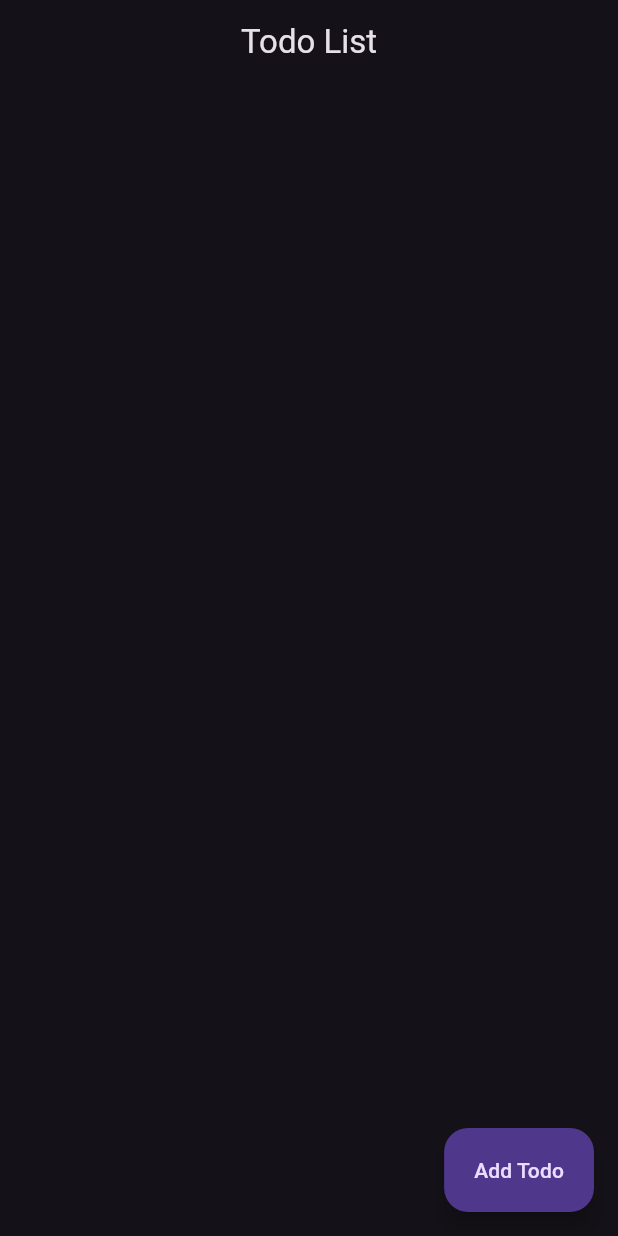
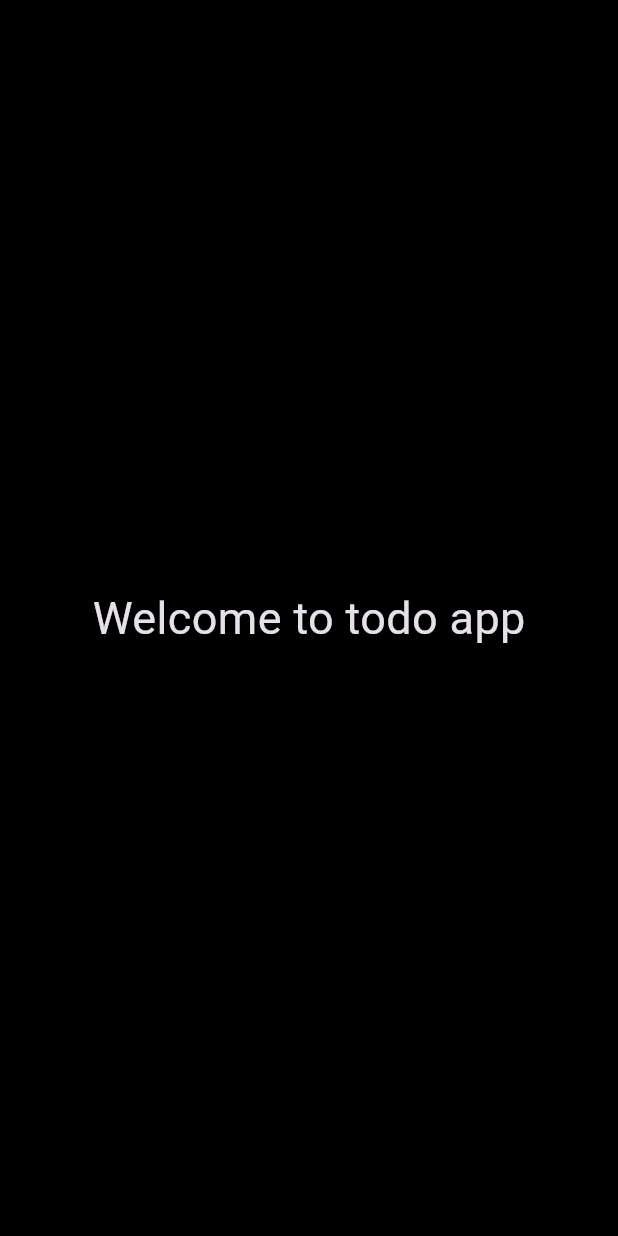
Before and after one commit to ajayrana78767/Todo-app--CRUD-, a Flutter app: the first screen one second after launch, on a phone screen of 412 x 824 dp. Run offline on Flutter 3.47's test engine with Material 3 defaults, Android fonts, the phone set to English and light mode, and no system bars; missing offline and left inert: dart:js, dart:js_util.

```diff
--- a/lib/main.dart
+++ b/lib/main.dart
@@ -1,7 +1,14 @@
+import 'dart:async';
+
 import 'package:flutter/material.dart';
 import 'package:todo_app/screens/todo_list.dart';
+//import 'package:todo_app/screens/todo_list.dart';
+
+//import 'package:flutter_native_splash/flutter_native_splash.dart';
 
 void main() {
+  // WidgetsBinding widgetsBinding = WidgetsFlutterBinding.ensureInitialized();
+  // FlutterNativeSplash.preserve(widgetsBinding: widgetsBinding);
   runApp(const MyApp());
 }
 
@@ -12,8 +19,41 @@ class MyApp extends StatelessWidget {
   Widget build(BuildContext context) {
     return MaterialApp(
       debugShowCheckedModeBanner: false,
-      home: const LodoListPage(),
+      home: const SplashScreen(),
       theme: ThemeData.dark(),
     );
   }
 }
+
+class SplashScreen extends StatefulWidget {
+  const SplashScreen({super.key});
+
+  @override
+  State<SplashScreen> createState() => _SplashScreenState();
+}
+
+class _SplashScreenState extends State<SplashScreen> {
+  void initState() {
+    // TODO: implement initState
+    super.initState();
+    Timer(const Duration(seconds: 3), () {
+      Navigator.pushReplacement(
+          context,
+          MaterialPageRoute(
+            builder: (context) => const LodoListPage(),
+          ));
+    });
+  }
+
+  @override
+  Widget build(BuildContext context) {
+    // You can customize the splash screen widget here
+    return const Scaffold(
+      backgroundColor: Colors.black, // Set the background color
+      body: Center(
+        child: Text("Welcome to todo app",style: TextStyle(fontSize: 30),),
+        // child: Image.asset('assets/splash_screen/splash.png'), // Set the image path
+      ),
+    );
+  }
+}
--- a/pubspec.yaml
+++ b/pubspec.yaml
@@ -36,6 +36,7 @@ dependencies:
   # Use with the CupertinoIcons class for iOS style icons.
   cupertino_icons: ^1.0.2
   http: ^1.2.0
+  flutter_native_splash: ^2.3.10
 
 dev_dependencies:
   flutter_test:
```
Also changed, not shown: lib/screens/add_todo.dart (+63 -7 lines), lib/screens/todo_list.dart (+53 -5 lines), pubspec.lock.
